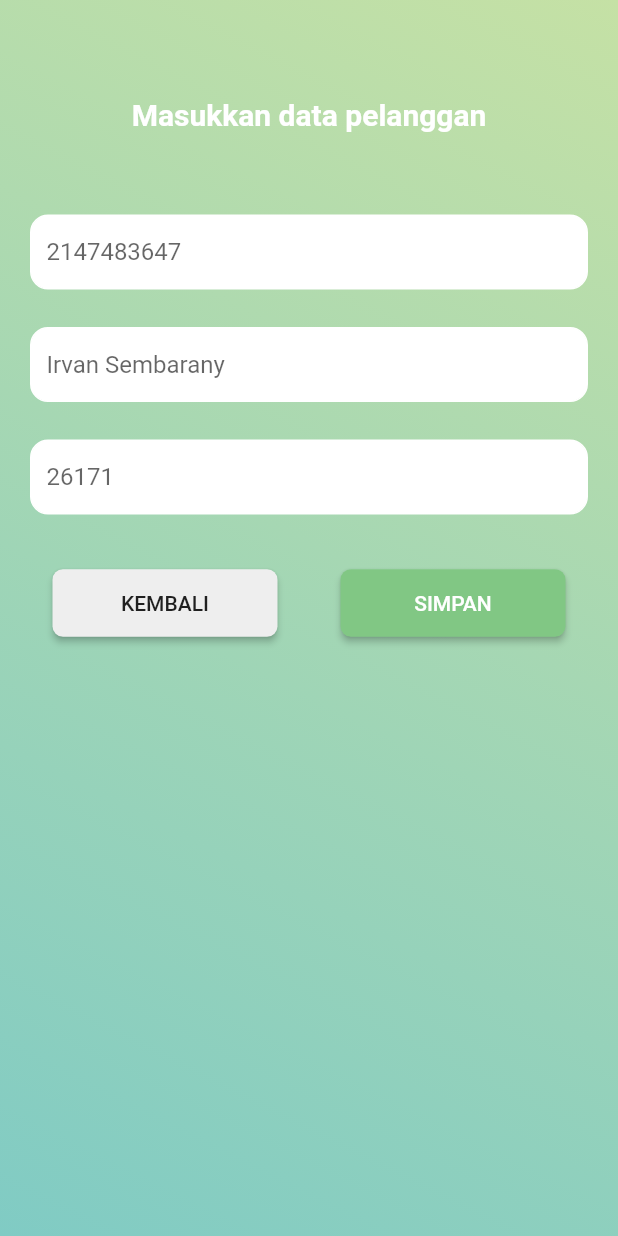
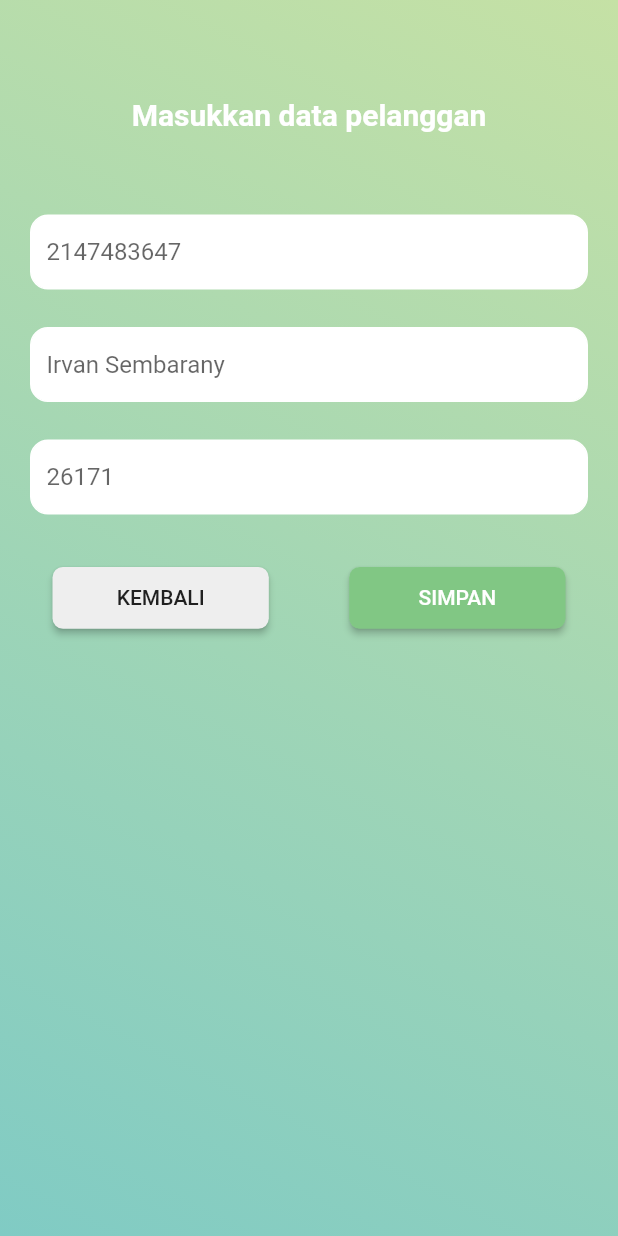
Before and after one commit to arifrachman1/syana, a Flutter app: the screen it shows after launch, item 2 of the bottom bar chosen, after a tap on "MANUAL", on a phone screen of 412 x 824 dp. Run offline on Flutter 3.47's test engine with Material 2 defaults, Android fonts, the phone set to English and light mode, and no system bars; our stand-ins replace fl_chart; missing offline and left inert: searchable_dropdown.

Commit message:
button hajar

```diff
--- a/lib/SyanaInputdatapelanggan.dart
+++ b/lib/SyanaInputdatapelanggan.dart
@@ -2,7 +2,6 @@ import 'package:flutter/material.dart';
 import 'package:syana/SyanaPenjualan.dart';
 import 'package:syana/utils/AppTheme.dart';
 import './main.dart';
-
 
 class InputDataPelanggan extends StatefulWidget {
   @override
@@ -21,7 +20,6 @@ class MasukkanState extends State<InputDataPelanggan> {
   @override
   Widget build(BuildContext context) {
     return Scaffold(
-      backgroundColor: Colors.transparent,
       body: Container(
         decoration: appBackground(),
         height: MediaQuery.of(context).size.height,
@@ -78,10 +76,12 @@ class MasukkanState extends State<InputDataPelanggan> {
                   margin: EdgeInsets.only(top: 15),
                   padding: EdgeInsets.only(left: 15, right: 15),
                   child: Row(
+                    mainAxisAlignment: MainAxisAlignment.spaceBetween,
                     children: <Widget>[
-                      ButtonTheme(
-                        minWidth: 150,
-                        height: 45,
+                      Container(
+                        width: buttonWidth(context),
+                        child: AspectRatio(
+                          aspectRatio: buttonRatio(),
                           child: RaisedButton(
                             child: Text(
                               'KEMBALI',
@@ -93,12 +93,11 @@ class MasukkanState extends State<InputDataPelanggan> {
                             },
                           ),
                         ),
-                      Expanded(
-                        child: Container(),
                       ),
-                      ButtonTheme(
-                        minWidth: 150,
-                        height: 45,
+                      Container(
+                        width: buttonWidth(context),
+                        child: AspectRatio(
+                          aspectRatio: buttonRatio(),
                           child: RaisedButton(
                             child: Text(
                               'SIMPAN',
@@ -120,6 +119,7 @@ class MasukkanState extends State<InputDataPelanggan> {
                             },
                           ),
                         ),
+                      ),
                     ],
                   ),
                 )
--- a/lib/SyanaInputresi.dart
+++ b/lib/SyanaInputresi.dart
@@ -21,18 +21,17 @@ class ResiState extends State<InputResi> {
   }
 
   @override
-  void initState(){
+  void initState() {
     selectedToko = toko[0];
   }
 
   @override
   Widget build(BuildContext context) {
     return Scaffold(
-      backgroundColor: Colors.transparent,
-      body: SingleChildScrollView(
-        child: Container(
+      body: Container(
         decoration: appBackground(),
         height: MediaQuery.of(context).size.height,
+        child: SingleChildScrollView(
           child: Container(
             margin: EdgeInsets.only(top: 50.0),
             padding:
@@ -86,21 +85,14 @@ class ResiState extends State<InputResi> {
                   ),
                 ),
                 Container(
-                  // padding: EdgeInsets.only(left: 15, right: 15),
-                  margin: EdgeInsets.only(top: 15),
+                  margin: EdgeInsets.only(top: 25),
                   child: Row(
+                    mainAxisAlignment: MainAxisAlignment.spaceBetween,
                     children: <Widget>[
-                      Expanded(
-                        child: Container(
-                          padding: EdgeInsets.only(left: 5.0),
+                      Container(
+                        width: buttonWidth(context),
                         child: AspectRatio(
-                            aspectRatio: 15 / 4,
-                            child: Row(
-                              mainAxisAlignment: MainAxisAlignment.start,
-                              children: <Widget>[
-                                ButtonTheme(
-                                  minWidth: 140,
-                                  height: 45,
+                          aspectRatio: buttonRatio(),
                           child: RaisedButton(
                             child: Text(
                               'MANUAL',
@@ -119,25 +111,11 @@ class ResiState extends State<InputResi> {
                             },
                           ),
                         ),
-                              ],
                       ),
-                          ),
-                        ),
-                      ),
-                      // Expanded(
-                      //   child: Container(),
-                      // ),
-                      Expanded(
-                        child: Container(
-                          padding: EdgeInsets.only(right: 5.0),
+                      Container(
+                        width: buttonWidth(context),
                         child: AspectRatio(
-                            aspectRatio: 15 / 4,
-                            child: Row(
-                              mainAxisAlignment: MainAxisAlignment.end,
-                              children: <Widget>[
-                                ButtonTheme(
-                                  minWidth: 140,
-                                  height: 45,
+                          aspectRatio: buttonRatio(),
                           child: RaisedButton(
                             child: Text(
                               'OTOMATIS',
@@ -159,10 +137,6 @@ class ResiState extends State<InputResi> {
                             },
                           ),
                         ),
-                              ],
-                            ),
-                          ),
-                        ),
                       ),
                     ],
                   ),
--- a/lib/main.dart
+++ b/lib/main.dart
@@ -140,6 +140,14 @@ roundButton() {
   );
 }
 
+buttonRatio(){
+  return 7/2;
+}
+
+buttonWidth(context){
+  return MediaQuery.of(context).size.width *0.35;
+}
+
 class MyApp extends StatelessWidget {
 
   @override
```
Lines whose indentation alone changed are shown as unchanged.
